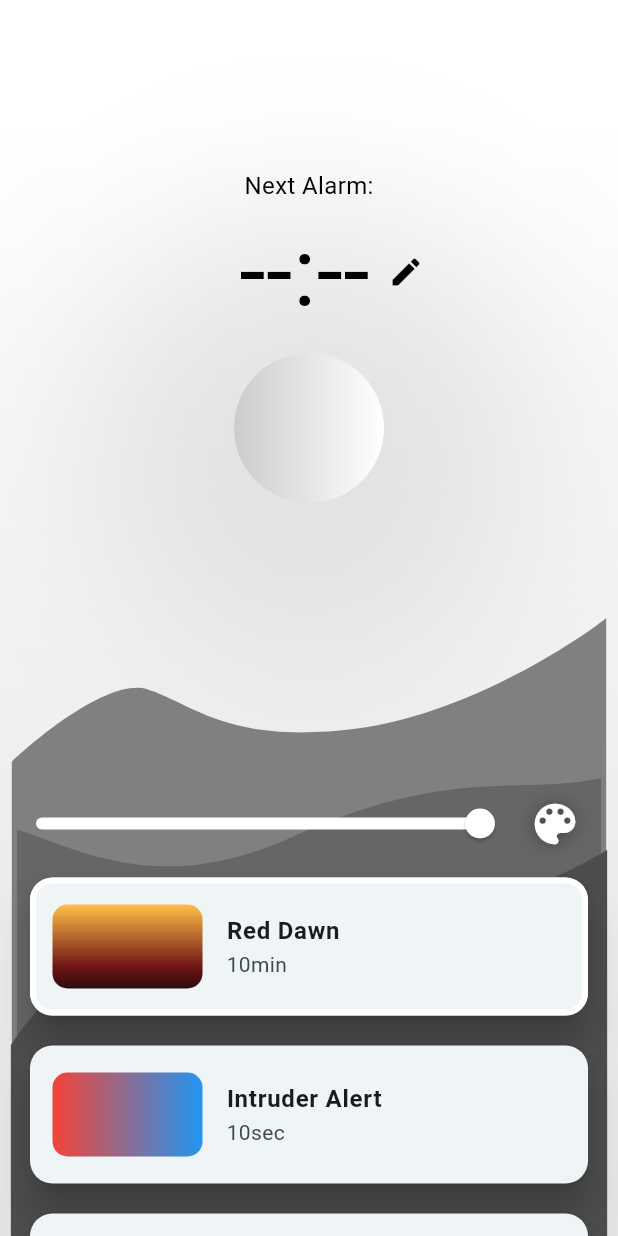
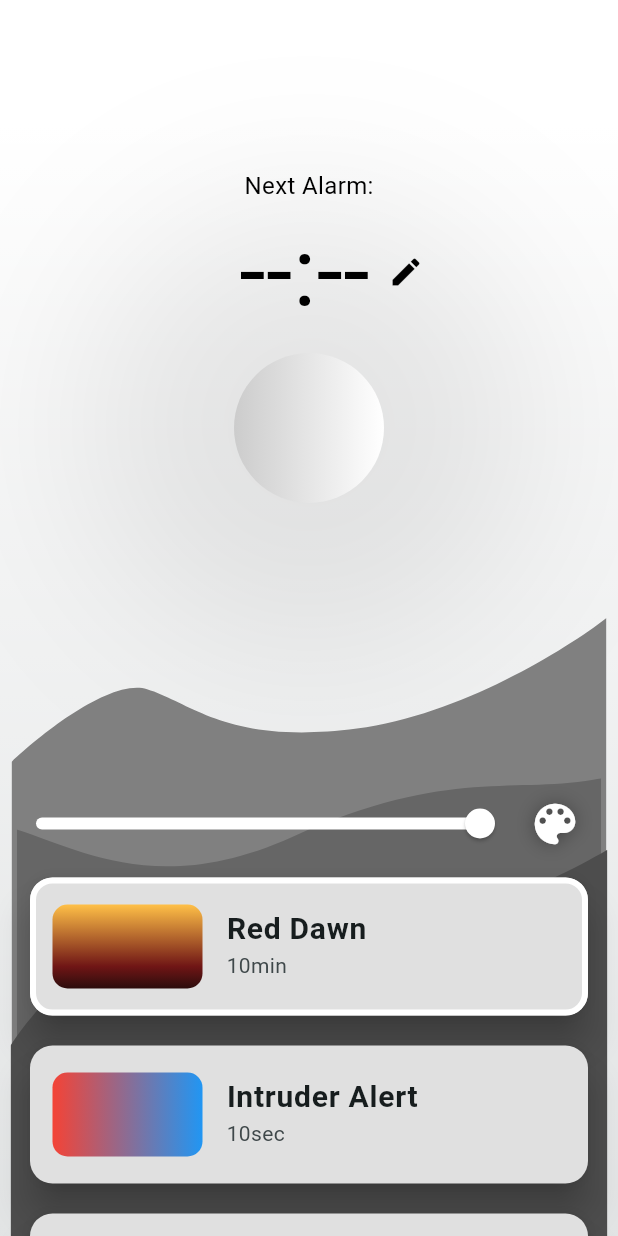
Before and after one commit to MiroKeimioniemi/LED-zeppelin-app, a Flutter app: the screen it shows after launch, on a phone screen of 412 x 824 dp. Run offline on Flutter 3.47's test engine with Material 3 defaults, Android fonts, the phone set to English and light mode, and no system bars; our stand-ins replace flutter_colorpicker, flutter_svg.

Commit message:
UI improvements to animations list

```diff
--- a/lib/components/alarm_animations_list.dart
+++ b/lib/components/alarm_animations_list.dart
@@ -7,6 +7,7 @@ class AlarmAnimationsList extends StatelessWidget {
   final Function(int) onAnimationSelected;
 
   AlarmAnimationsList({
+    super.key,
     required this.selectedAnimation,
     required this.color,
     required this.onAnimationSelected,
@@ -36,7 +37,10 @@ class AlarmAnimationsList extends StatelessWidget {
       title: 'Brighten Up',
       duration: '1min',
       gradient: const LinearGradient(
-        colors: [Color.fromARGB(255, 255, 255, 255), Color.fromARGB(255, 140, 140, 140)],
+        colors: [
+          Color.fromARGB(255, 255, 255, 255),
+          Color.fromARGB(255, 140, 140, 140)
+        ],
         stops: [0, 1.0],
         begin: Alignment.topCenter,
         end: Alignment.bottomCenter,
@@ -46,17 +50,19 @@ class AlarmAnimationsList extends StatelessWidget {
 
   @override
   Widget build(BuildContext context) {
-  final itemHeight = 120.0; // Adjust this value to match the height of your items
+    const itemHeight =
+        120.0; // Adjust this value to match the height of your items
     final controller = ScrollController();
 
     return NotificationListener<UserScrollNotification>(
       onNotification: (notification) {
-  if (notification.direction == ScrollDirection.idle && !controller.position.isScrollingNotifier.value) {
+        if (notification.direction == ScrollDirection.idle &&
+            !controller.position.isScrollingNotifier.value) {
           final index = (controller.offset / itemHeight).round();
           Future.delayed(Duration.zero, () {
             controller.animateTo(
               index * itemHeight,
-        duration: Duration(milliseconds: 100),
+              duration: const Duration(milliseconds: 100),
               curve: Curves.linear,
             );
           });
@@ -71,21 +77,25 @@ Widget build(BuildContext context) {
         itemBuilder: (context, index) {
           final animation = alarmAnimations[index];
           return Card(
+            color: Colors.grey[300],
             margin: const EdgeInsets.symmetric(vertical: 10, horizontal: 20),
             shape: RoundedRectangleBorder(
               borderRadius: BorderRadius.circular(15),
               side: BorderSide(
-              color: index == selectedAnimation - 1 ? color : Colors.transparent,
+                color:
+                    index == selectedAnimation - 1 ? color : Colors.transparent,
                 width: 4.0,
               ),
             ),
             elevation: 10,
             child: ListTile(
-            contentPadding: const EdgeInsets.symmetric(vertical: 10, horizontal: 15),
+              contentPadding:
+                  const EdgeInsets.symmetric(vertical: 10, horizontal: 15),
               title: Text(
                 animation.title,
-              style: TextStyle(
+                style: const TextStyle(
                   fontWeight: FontWeight.bold,
+                  fontSize: 20,
                 ),
               ),
               subtitle: Text(animation.duration),
--- a/lib/main.dart
+++ b/lib/main.dart
@@ -26,7 +26,7 @@ class LampState extends ChangeNotifier {
   // Lamp state variables
   bool _isOn = true;
   double _brightness = 1;
-  Color _color = Colors.white; // Deal with black
+  Color _color = Colors.white;
   int _selectedAnimation = 1;
   DateTime? _nextAlarm;
 
```
Lines whose indentation alone changed are shown as unchanged.
